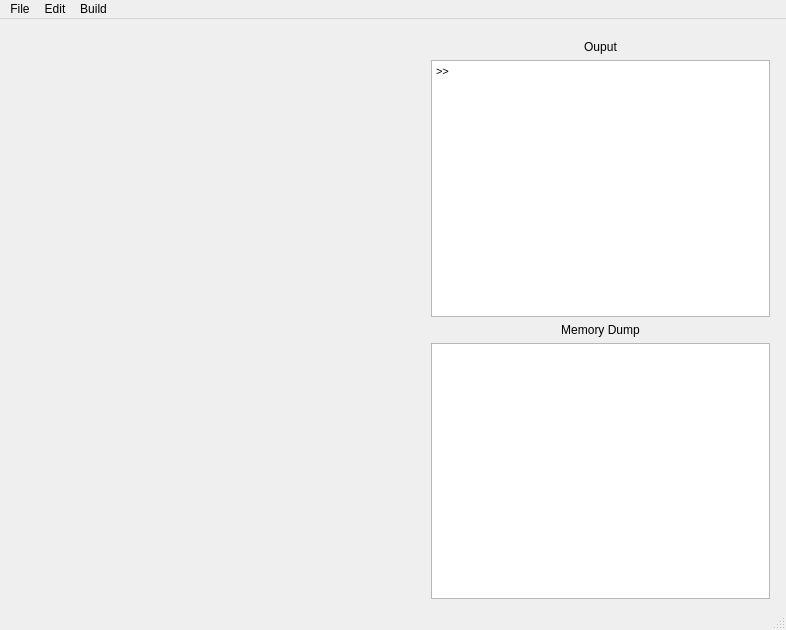
Old version of the form mainwindow.ui in the repository Brandon-Davison/Compiler.
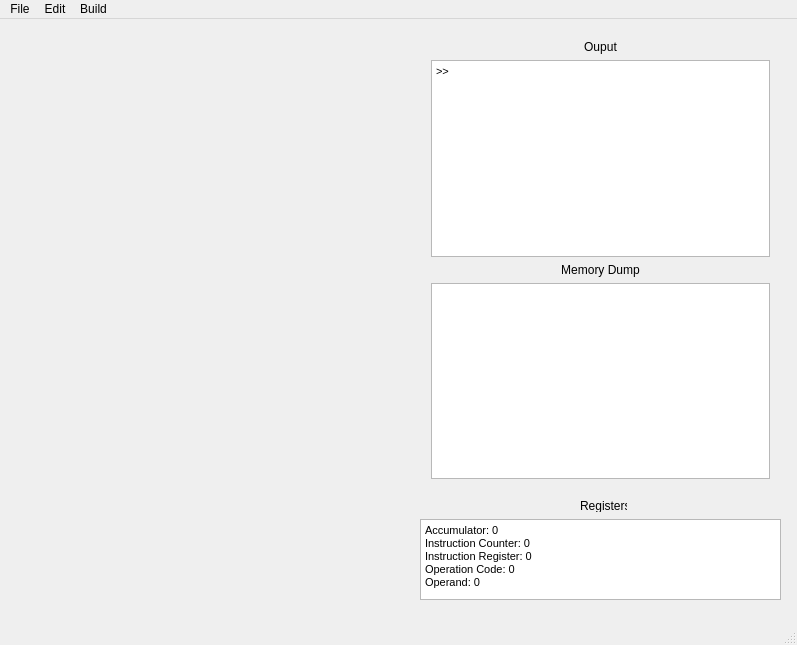
New version of the form.

The edit to the form file:
```diff
--- a/mainwindow.ui
+++ b/mainwindow.ui
@@ -6,8 +6,8 @@
    <rect>
     <x>0</x>
     <y>0</y>
-    <width>786</width>
-    <height>630</height>
+    <width>797</width>
+    <height>645</height>
    </rect>
   </property>
   <property name="windowTitle">
@@ -25,13 +25,47 @@
     </property>
     <layout class="QVBoxLayout" name="verticalLayout"/>
    </widget>
-   <widget class="QWidget" name="">
+   <widget class="QLabel" name="label_3">
+    <property name="geometry">
+     <rect>
+      <x>580</x>
+      <y>480</y>
+      <width>47</width>
+      <height>13</height>
+     </rect>
+    </property>
+    <property name="text">
+     <string>Registers</string>
+    </property>
+   </widget>
+   <widget class="QTextBrowser" name="textBrowser">
+    <property name="geometry">
+     <rect>
+      <x>420</x>
+      <y>500</y>
+      <width>361</width>
+      <height>81</height>
+     </rect>
+    </property>
+    <property name="html">
+     <string>&lt;!DOCTYPE HTML PUBLIC &quot;-//W3C//DTD HTML 4.0//EN&quot; &quot;http://www.w3.org/TR/REC-html40/strict.dtd&quot;&gt;
+&lt;html&gt;&lt;head&gt;&lt;meta name=&quot;qrichtext&quot; content=&quot;1&quot; /&gt;&lt;style type=&quot;text/css&quot;&gt;
+p, li { white-space: pre-wrap; }
+&lt;/style&gt;&lt;/head&gt;&lt;body style=&quot; font-family:'MS Shell Dlg 2'; font-size:8.25pt; font-weight:400; font-style:normal;&quot;&gt;
+&lt;p style=&quot; margin-top:0px; margin-bottom:0px; margin-left:0px; margin-right:0px; -qt-block-indent:0; text-indent:0px;&quot;&gt;Accumulator: 0&lt;/p&gt;
+&lt;p style=&quot; margin-top:0px; margin-bottom:0px; margin-left:0px; margin-right:0px; -qt-block-indent:0; text-indent:0px;&quot;&gt;Instruction Counter: 0&lt;/p&gt;
+&lt;p style=&quot; margin-top:0px; margin-bottom:0px; margin-left:0px; margin-right:0px; -qt-block-indent:0; text-indent:0px;&quot;&gt;Instruction Register: 0&lt;/p&gt;
+&lt;p style=&quot; margin-top:0px; margin-bottom:0px; margin-left:0px; margin-right:0px; -qt-block-indent:0; text-indent:0px;&quot;&gt;Operation Code: 0&lt;/p&gt;
+&lt;p style=&quot; margin-top:0px; margin-bottom:0px; margin-left:0px; margin-right:0px; -qt-block-indent:0; text-indent:0px;&quot;&gt;Operand: 0&lt;/p&gt;&lt;/body&gt;&lt;/html&gt;</string>
+    </property>
+   </widget>
+   <widget class="QWidget" name="layoutWidget">
     <property name="geometry">
      <rect>
       <x>420</x>
       <y>10</y>
       <width>361</width>
-      <height>581</height>
+      <height>461</height>
      </rect>
     </property>
     <layout class="QVBoxLayout" name="verticalLayout_2">
@@ -46,7 +80,7 @@
       </widget>
      </item>
      <item>
-      <widget class="QTextBrowser" name="textBrowser">
+      <widget class="QTextBrowser" name="outputWindow">
        <property name="html">
         <string>&lt;!DOCTYPE HTML PUBLIC &quot;-//W3C//DTD HTML 4.0//EN&quot; &quot;http://www.w3.org/TR/REC-html40/strict.dtd&quot;&gt;
 &lt;html&gt;&lt;head&gt;&lt;meta name=&quot;qrichtext&quot; content=&quot;1&quot; /&gt;&lt;style type=&quot;text/css&quot;&gt;
@@ -67,15 +101,7 @@
       </widget>
      </item>
      <item>
-      <widget class="QTextBrowser" name="textBrowser_2">
-       <property name="html">
-        <string>&lt;!DOCTYPE HTML PUBLIC &quot;-//W3C//DTD HTML 4.0//EN&quot; &quot;http://www.w3.org/TR/REC-html40/strict.dtd&quot;&gt;
-&lt;html&gt;&lt;head&gt;&lt;meta name=&quot;qrichtext&quot; content=&quot;1&quot; /&gt;&lt;style type=&quot;text/css&quot;&gt;
-p, li { white-space: pre-wrap; }
-&lt;/style&gt;&lt;/head&gt;&lt;body style=&quot; font-family:'MS Shell Dlg 2'; font-size:8.25pt; font-weight:400; font-style:normal;&quot;&gt;
-&lt;p style=&quot;-qt-paragraph-type:empty; margin-top:0px; margin-bottom:0px; margin-left:0px; margin-right:0px; -qt-block-indent:0; text-indent:0px;&quot;&gt;&lt;br /&gt;&lt;/p&gt;&lt;/body&gt;&lt;/html&gt;</string>
-       </property>
-      </widget>
+      <widget class="QTableWidget" name="tableWidget"/>
      </item>
     </layout>
    </widget>
@@ -85,7 +111,7 @@
     <rect>
      <x>0</x>
      <y>0</y>
-     <width>786</width>
+     <width>797</width>
      <height>20</height>
     </rect>
    </property>
```
